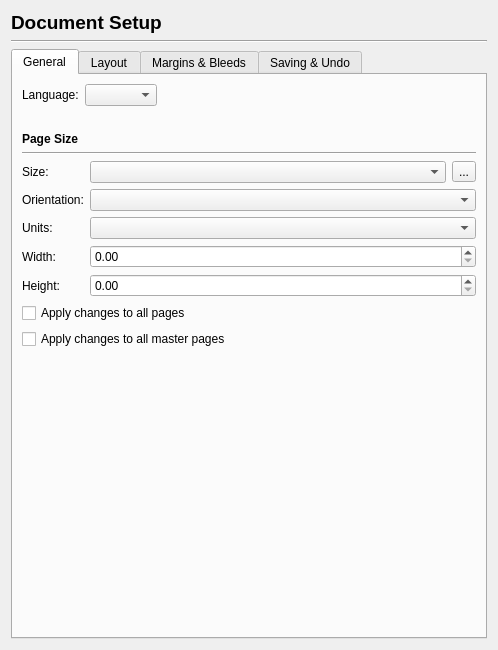
First picture: the form in scribus/ui/prefs_documentsetupbase.ui, repository scribusproject/scribus, before the edit.
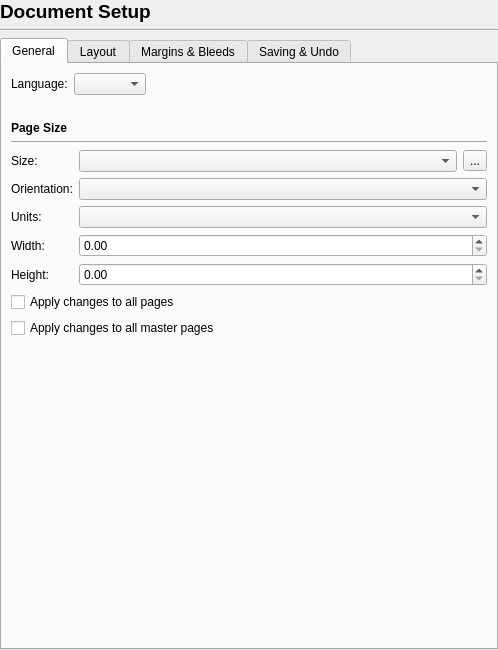
Second picture: the form after the edit. Custom widgets are drawn as their Qt base class.

The edit to the form file:
```diff
--- a/scribus/ui/prefs_documentsetupbase.ui
+++ b/scribus/ui/prefs_documentsetupbase.ui
@@ -14,6 +14,18 @@
    <string notr="true">Form</string>
   </property>
   <layout class="QVBoxLayout" name="verticalLayout_2">
+   <property name="leftMargin">
+    <number>0</number>
+   </property>
+   <property name="topMargin">
+    <number>0</number>
+   </property>
+   <property name="rightMargin">
+    <number>0</number>
+   </property>
+   <property name="bottomMargin">
+    <number>0</number>
+   </property>
    <item>
     <widget class="QLabel" name="titleLabel">
      <property name="font">
```
